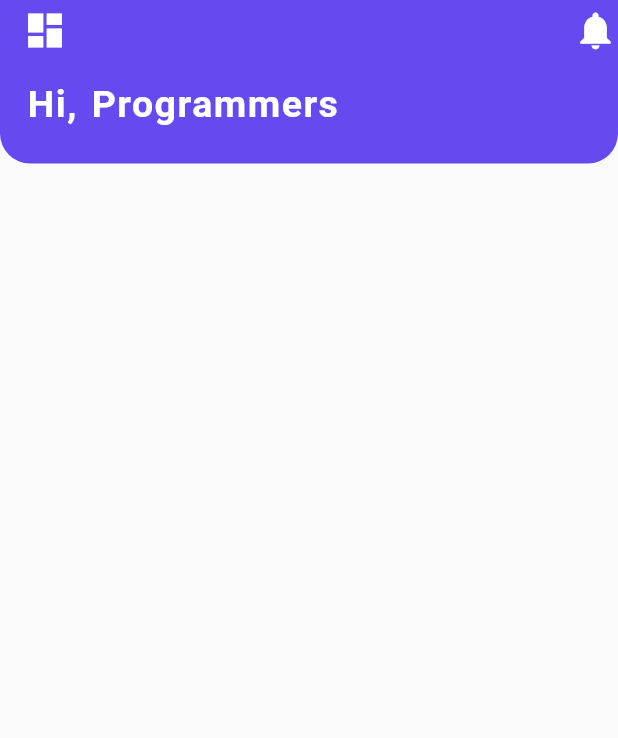
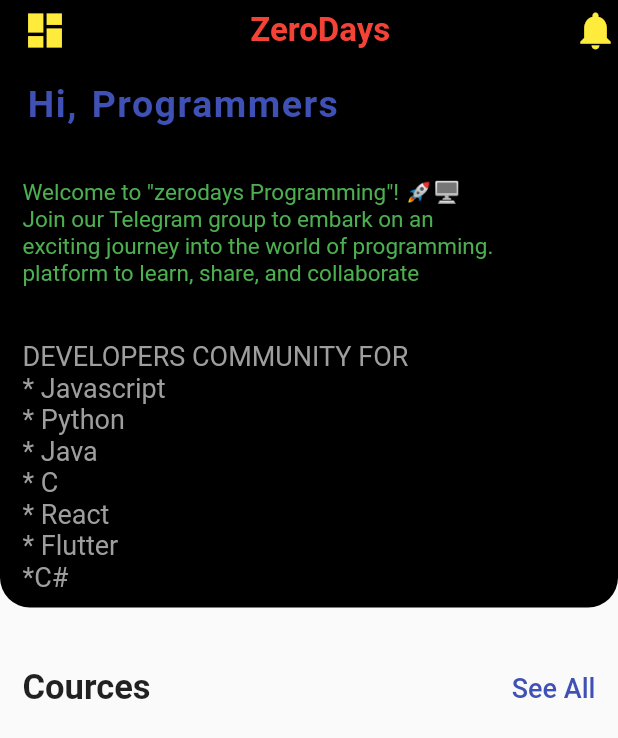
Before and after one commit to SHANIB-C-K/zerodays-app, a Flutter app: the screen it shows after launch, on a phone screen of 412 x 824 dp. Shown: the top 738 px of the screen. Run offline on Flutter 3.47's test engine with Material 2 defaults, Android fonts, the light colour scheme and no system bars.

Commit message:
cources and see all text widget added

```diff
--- a/lib/screens/homescreen.dart
+++ b/lib/screens/homescreen.dart
@@ -18,7 +18,7 @@
               bottom: 10,
             ),
             decoration: const BoxDecoration(
-              color: Color(0xFF674AEF),
+              color: Colors.black,
               borderRadius: BorderRadius.only(
                 bottomLeft: Radius.circular(20),
                 bottomRight: Radius.circular(20),
@@ -33,12 +33,20 @@
                     Icon(
                       Icons.dashboard,
                       size: 30,
-                      color: Colors.white,
+                      color: Colors.yellow,
+                    ),
+                    Text(
+                      'ZeroDays',
+                      style: TextStyle(
+                        fontSize: 22,
+                        fontWeight: FontWeight.w600,
+                        color: Colors.red,
+                      ),
                     ),
                     Icon(
                       Icons.notifications,
                       size: 30,
-                      color: Colors.white,
+                      color: Colors.yellow,
                     ),
                   ],
                 ),
@@ -57,13 +65,60 @@
                       fontWeight: FontWeight.w600,
                       letterSpacing: 1,
                       wordSpacing: 2,
-                      color: Colors.white,
+                      color: Colors.indigo,
                     ),
+                  ),
+                ),
+                SizedBox(
+                  height: 20,
+                ),
+                Text(
+                  'Welcome to "zerodays Programming"! 🚀🖥️ \nJoin our Telegram group to embark on an \nexciting journey into the world of programming. \nplatform to learn, share, and collaborate \n\n',
+                  style: TextStyle(
+                    fontSize: 15,
+                    color: Colors.green,
+                  ),
+                ),
+                Text(
+                  'DEVELOPERS COMMUNITY FOR\n* Javascript\n* Python\n* Java \n* C \n* React \n* Flutter \n*C#',
+                  style: TextStyle(
+                    fontSize: 18,
+                    color: Colors.grey,
                   ),
                 ),
               ],
             ),
           ),
+          const SizedBox(
+            height: 20,
+          ),
+          const Padding(
+            padding: EdgeInsets.only(
+              top: 20,
+              left: 15,
+              right: 15,
+            ),
+            child: Row(
+              mainAxisAlignment: MainAxisAlignment.spaceBetween,
+              children: [
+                Text(
+                  'Cources',
+                  style: TextStyle(
+                    fontSize: 23,
+                    fontWeight: FontWeight.w600,
+                  ),
+                ),
+                Text(
+                  'See All',
+                  style: TextStyle(
+                    fontSize: 18,
+                    fontWeight: FontWeight.w500,
+                    color: Colors.indigo,
+                  ),
+                ),
+              ],
+            ),
+          )
         ],
       ),
     );
```
